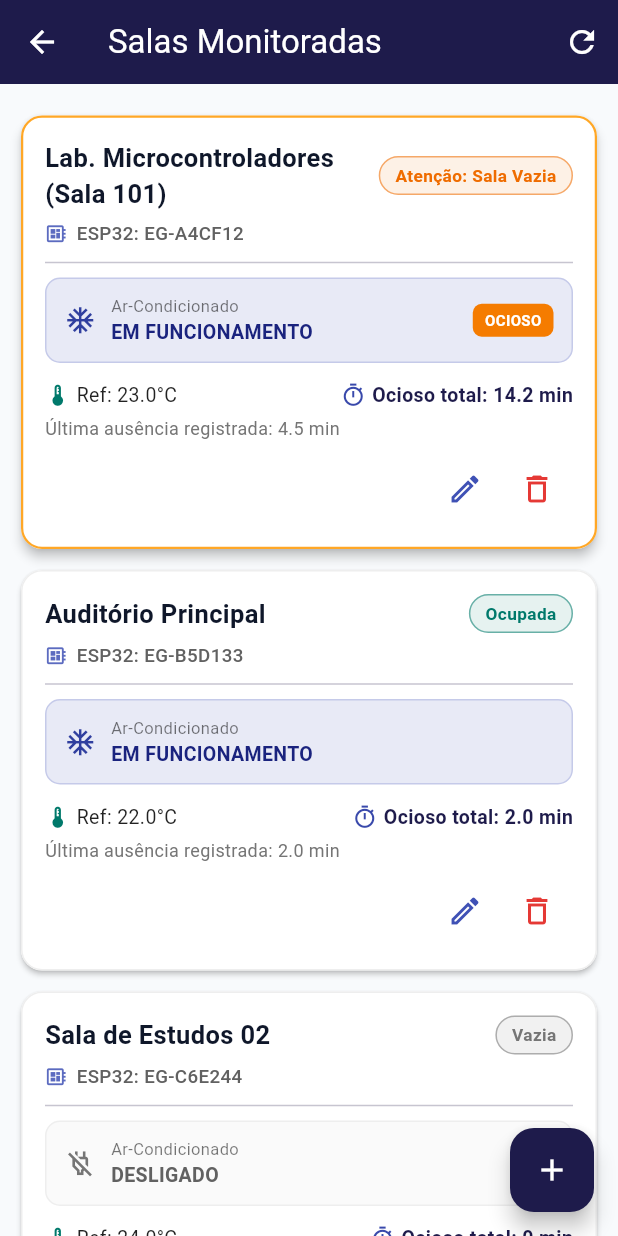
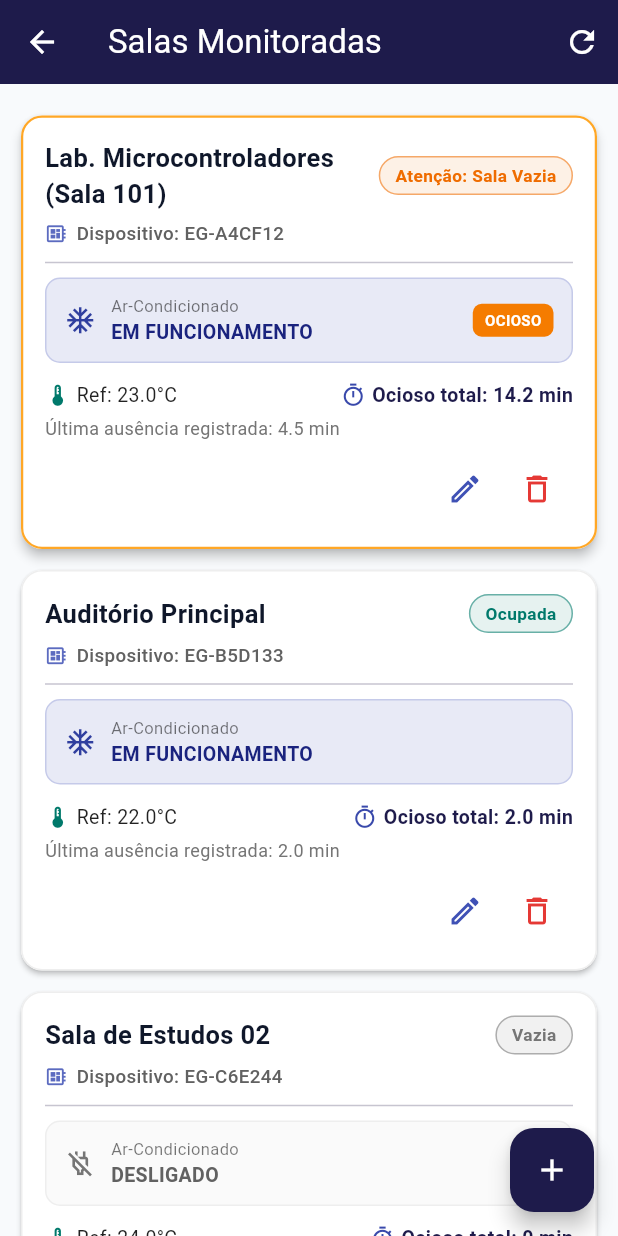
Before and after one commit to rodrigossbjj/energy-guard, a Flutter app: the RoomListScreen screen opened directly, on a phone screen of 412 x 824 dp. Run offline on Flutter 3.47's test engine with Material 3 defaults, Android fonts, the phone set to English and light mode, and no system bars; our stand-ins replace flutter_blue_plus; network calls fail.

Commit message:
refactor(mobile): generalize device terminology across dashboard and room screens

```diff
--- a/mobile/lib/screens/dashboard_screen.dart
+++ b/mobile/lib/screens/dashboard_screen.dart
@@ -230,7 +230,7 @@ class _DashboardScreenState extends State<DashboardScreen> {
                           _buildCompactMetricTile(
                             title: 'Tempo Ocioso',
                             value: _formatDuration(summary.totalWastedMinutes),
-                            subtitle: 'Medido pelo ESP32',
+                            subtitle: 'Medido pelo dispositivo',
                             icon: Icons.timer_outlined,
                             color: const Color(0xFF1E1B4B),
                             bgColor: const Color(0xFFEEF2FF),
@@ -378,7 +378,7 @@ class _DashboardScreenState extends State<DashboardScreen> {
                                     ),
                                     const SizedBox(height: 2),
                                     Text(
-                                      '${room.deviceId != null ? 'ESP32: ${room.deviceId} • ' : ''}Ocioso total: ${_formatDuration(room.totalWastedMinutes)}',
+                                      '${room.deviceId != null ? 'Dispositivo: ${room.deviceId} • ' : ''}Ocioso total: ${_formatDuration(room.totalWastedMinutes)}',
                                       style: TextStyle(color: Colors.grey.shade600, fontSize: 11.5),
                                     ),
                                   ],
@@ -496,7 +496,7 @@ class _DashboardScreenState extends State<DashboardScreen> {
               crossAxisAlignment: CrossAxisAlignment.start,
               children: [
                 Text(
-                  'Oportunidade de Economia!',
+                  'Desperdicio de Energia Detectado!',
                   style: TextStyle(
                     color: Colors.orange.shade900,
                     fontSize: 15,
--- a/mobile/lib/screens/room_list_screen.dart
+++ b/mobile/lib/screens/room_list_screen.dart
@@ -269,7 +269,7 @@ class _RoomListScreenState extends State<RoomListScreen> {
                                   Icon(Icons.developer_board, size: 15, color: Colors.indigo.shade400),
                                   const SizedBox(width: 6),
                                   Text(
-                                    'ESP32: ${room.deviceId}',
+                                    'Dispositivo: ${room.deviceId}',
                                     style: TextStyle(color: Colors.grey.shade700, fontSize: 12.5, fontWeight: FontWeight.w500),
                                   ),
                                 ],
```
